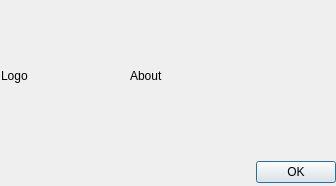
The window that ui/about.ui (gitter-badger/simplechatclient) describes before a commit, drawn with Qt 5.
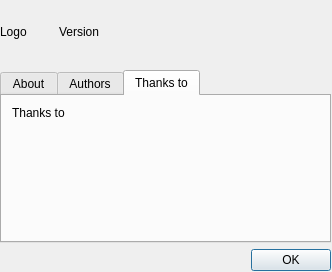
The same window after the commit. The open tabs and pages were chosen to show the change. Icons and pictures are not drawn.

Commit message: fix about dialog

What changed in the file:
```diff
--- a/ui/about.ui
+++ b/ui/about.ui
@@ -6,8 +6,8 @@
    <rect>
     <x>0</x>
     <y>0</y>
-    <width>336</width>
-    <height>186</height>
+    <width>332</width>
+    <height>272</height>
    </rect>
   </property>
   <property name="sizePolicy">
@@ -18,14 +18,14 @@
   </property>
   <property name="minimumSize">
    <size>
-    <width>336</width>
-    <height>186</height>
+    <width>332</width>
+    <height>272</height>
    </size>
   </property>
   <property name="maximumSize">
    <size>
-    <width>336</width>
-    <height>186</height>
+    <width>332</width>
+    <height>272</height>
    </size>
   </property>
   <property name="windowTitle">
@@ -35,47 +35,124 @@
    <iconset resource="../scc.qrc">
     <normaloff>:/images/logo_64.png</normaloff>:/images/logo_64.png</iconset>
   </property>
-  <widget class="QDialogButtonBox" name="buttonBox">
+  <widget class="QWidget" name="verticalLayoutWidget">
    <property name="geometry">
     <rect>
-     <x>170</x>
-     <y>160</y>
-     <width>166</width>
-     <height>25</height>
+     <x>0</x>
+     <y>0</y>
+     <width>331</width>
+     <height>271</height>
     </rect>
    </property>
-   <property name="standardButtons">
-    <set>QDialogButtonBox::Ok</set>
-   </property>
-  </widget>
-  <widget class="QLabel" name="label_logo">
-   <property name="geometry">
-    <rect>
-     <x>1</x>
-     <y>1</y>
-     <width>130</width>
-     <height>150</height>
-    </rect>
-   </property>
-   <property name="text">
-    <string>Logo</string>
-   </property>
-  </widget>
-  <widget class="QLabel" name="label_description">
-   <property name="geometry">
-    <rect>
-     <x>130</x>
-     <y>1</y>
-     <width>200</width>
-     <height>150</height>
-    </rect>
-   </property>
-   <property name="text">
-    <string>About</string>
-   </property>
-   <property name="openExternalLinks">
-    <bool>true</bool>
-   </property>
+   <layout class="QVBoxLayout" name="verticalLayout">
+    <item>
+     <layout class="QHBoxLayout" name="horizontalLayout">
+      <item>
+       <widget class="QLabel" name="label_logo">
+        <property name="minimumSize">
+         <size>
+          <width>53</width>
+          <height>64</height>
+         </size>
+        </property>
+        <property name="maximumSize">
+         <size>
+          <width>53</width>
+          <height>64</height>
+         </size>
+        </property>
+        <property name="text">
+         <string>Logo</string>
+        </property>
+       </widget>
+      </item>
+      <item>
+       <widget class="QLabel" name="label_version">
+        <property name="text">
+         <string>Version</string>
+        </property>
+       </widget>
+      </item>
+     </layout>
+    </item>
+    <item>
+     <widget class="QTabWidget" name="tabWidget">
+      <property name="currentIndex">
+       <number>0</number>
+      </property>
+      <widget class="QWidget" name="tab">
+       <attribute name="title">
+        <string>About</string>
+       </attribute>
+       <widget class="QLabel" name="label_about">
+        <property name="geometry">
+         <rect>
+          <x>10</x>
+          <y>10</y>
+          <width>301</width>
+          <height>121</height>
+         </rect>
+        </property>
+        <property name="text">
+         <string>About</string>
+        </property>
+       </widget>
+      </widget>
+      <widget class="QWidget" name="tab_4">
+       <attribute name="title">
+        <string>Authors</string>
+       </attribute>
+       <widget class="QLabel" name="label_authors">
+        <property name="geometry">
+         <rect>
+          <x>10</x>
+          <y>10</y>
+          <width>301</width>
+          <height>121</height>
+         </rect>
+        </property>
+        <property name="text">
+         <string>Authors</string>
+        </property>
+        <property name="alignment">
+         <set>Qt::AlignLeading|Qt::AlignLeft|Qt::AlignTop</set>
+        </property>
+       </widget>
+      </widget>
+      <widget class="QWidget" name="tab_2">
+       <attribute name="title">
+        <string>Thanks to</string>
+       </attribute>
+       <widget class="QLabel" name="label_thanks_to">
+        <property name="geometry">
+         <rect>
+          <x>10</x>
+          <y>10</y>
+          <width>301</width>
+          <height>121</height>
+         </rect>
+        </property>
+        <property name="text">
+         <string>Thanks to</string>
+        </property>
+        <property name="alignment">
+         <set>Qt::AlignLeading|Qt::AlignLeft|Qt::AlignTop</set>
+        </property>
+        <property name="wordWrap">
+         <bool>true</bool>
+        </property>
+       </widget>
+      </widget>
+     </widget>
+    </item>
+    <item>
+     <widget class="QDialogButtonBox" name="buttonBox">
+      <property name="standardButtons">
+       <set>QDialogButtonBox::Ok</set>
+      </property>
+     </widget>
+    </item>
+   </layout>
   </widget>
  </widget>
  <resources>
```
Left out of the diff: 6 changed lines with no effect on the pictures. The commit also changes 3 other files.
